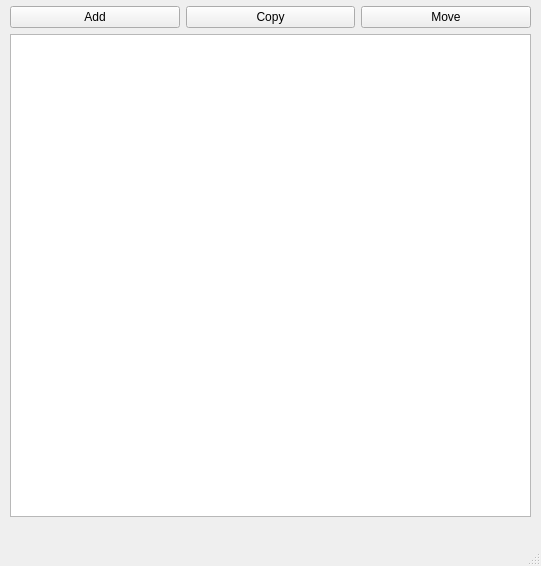
First picture: the form in ui/window.ui, repository damian-u-dev/FileBasket, before the edit.
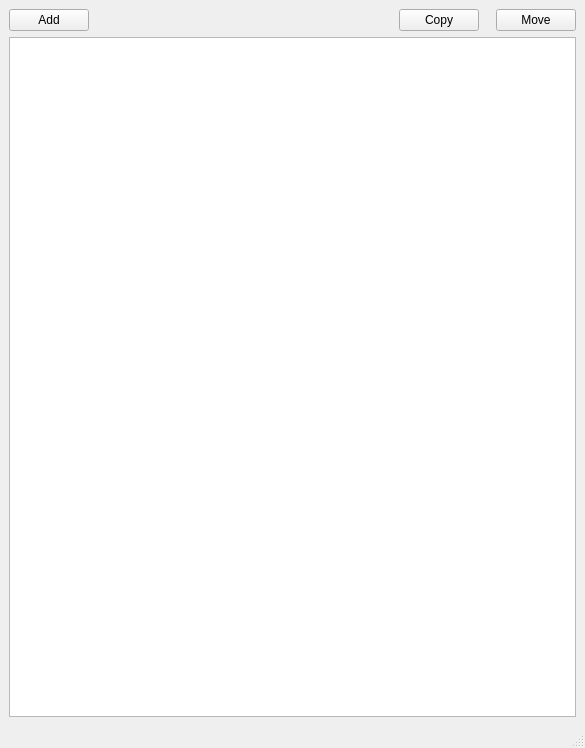
Second picture: the form after the edit.

Commit message: UI update centralwidget and horizontalLayout for buttons was set up

```diff
--- a/ui/window.ui
+++ b/ui/window.ui
@@ -6,50 +6,72 @@
    <rect>
     <x>0</x>
     <y>0</y>
-    <width>541</width>
-    <height>566</height>
+    <width>585</width>
+    <height>748</height>
    </rect>
   </property>
   <property name="windowTitle">
    <string>FileBasket</string>
   </property>
   <widget class="QWidget" name="centralwidget">
-   <widget class="QWidget" name="">
-    <property name="geometry">
-     <rect>
-      <x>10</x>
-      <y>6</y>
-      <width>521</width>
-      <height>511</height>
-     </rect>
-    </property>
+   <layout class="QGridLayout" name="gridLayout_2">
+    <item row="0" column="0">
     <layout class="QGridLayout" name="gridLayout">
+      <property name="horizontalSpacing">
+       <number>20</number>
+      </property>
+      <item row="1" column="0" colspan="3">
+       <widget class="QListView" name="listView"/>
+      </item>
      <item row="0" column="0">
       <widget class="QPushButton" name="buttonAdd">
+        <property name="sizePolicy">
+         <sizepolicy hsizetype="Fixed" vsizetype="Fixed">
+          <horstretch>0</horstretch>
+          <verstretch>0</verstretch>
+         </sizepolicy>
+        </property>
        <property name="text">
         <string>Add</string>
        </property>
       </widget>
      </item>
-     <item row="0" column="1">
+      <item row="0" column="2">
+       <layout class="QHBoxLayout" name="horizontalLayout_2">
+        <property name="spacing">
+         <number>17</number>
+        </property>
+        <item>
       <widget class="QPushButton" name="buttonCopy">
+          <property name="sizePolicy">
+           <sizepolicy hsizetype="Fixed" vsizetype="Fixed">
+            <horstretch>0</horstretch>
+            <verstretch>0</verstretch>
+           </sizepolicy>
+          </property>
        <property name="text">
         <string>Copy</string>
        </property>
       </widget>
      </item>
-     <item row="0" column="2">
+        <item>
       <widget class="QPushButton" name="buttonMove">
+          <property name="sizePolicy">
+           <sizepolicy hsizetype="Fixed" vsizetype="Fixed">
+            <horstretch>0</horstretch>
+            <verstretch>0</verstretch>
+           </sizepolicy>
+          </property>
        <property name="text">
         <string>Move</string>
        </property>
       </widget>
      </item>
-     <item row="1" column="0" colspan="3">
-      <widget class="QListView" name="listView"/>
-     </item>
-    </layout>
-   </widget>
+       </layout>
+      </item>
+     </layout>
+    </item>
+   </layout>
   </widget>
   <widget class="QMenuBar" name="menubar">
    <property name="geometry">
```
Left out of the diff: 2 changed lines with no effect on the pictures. Lines whose indentation alone changed are shown as unchanged.
